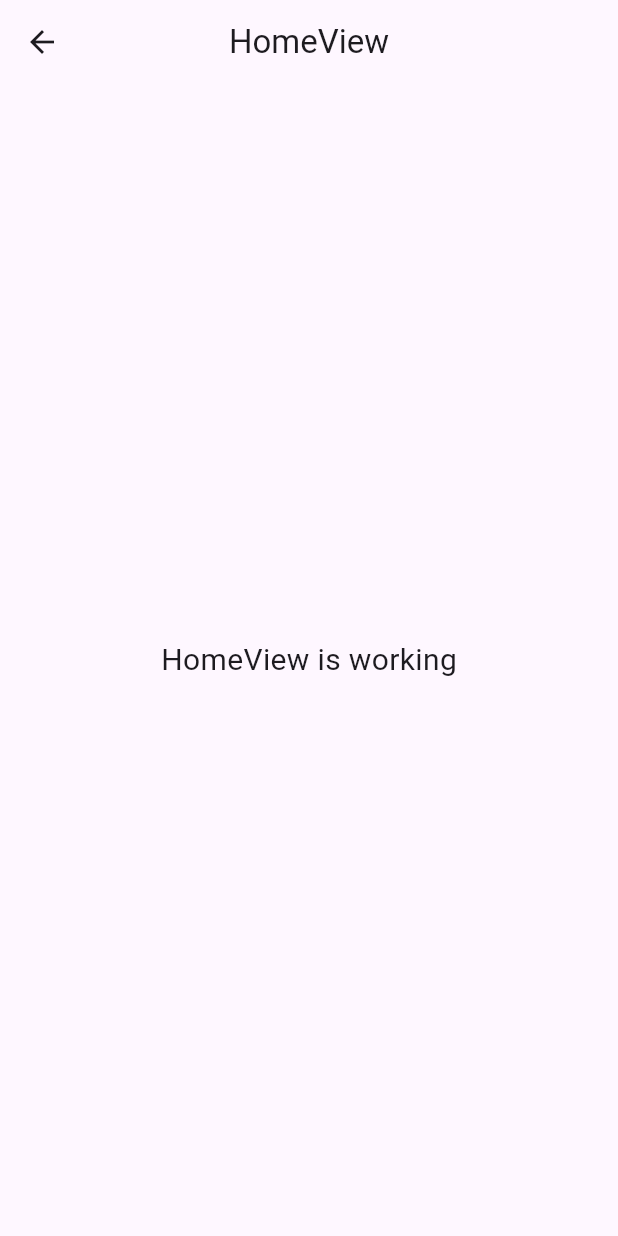
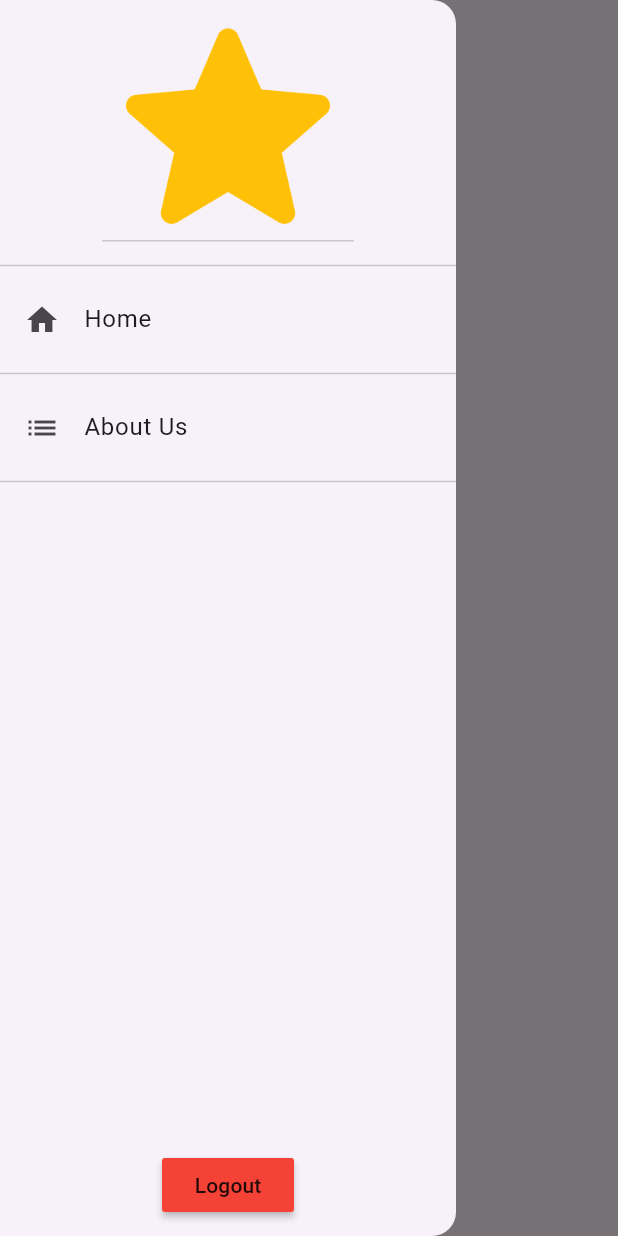
Before and after one commit to Pheung-Phya/getx_supabase, a Flutter app: the HomeView screen opened by its route, with the side drawer open (before the commit the screen has no drawer), on a phone screen of 412 x 824 dp. Run offline on Flutter 3.47's test engine with Material 3 defaults, Android fonts, the light colour scheme and no system bars; our stand-ins replace get, supabase_flutter; missing offline and left inert: dart:ffi; accounts and stored records are empty; network calls fail.

Commit message:
splash new

```diff
--- a/lib/app/modules/home/views/home_view.dart
+++ b/lib/app/modules/home/views/home_view.dart
@@ -1,6 +1,7 @@
 import 'package:flutter/material.dart';
 
 import 'package:get/get.dart';
+import 'package:getx_supabase/app/modules/widgets/drawer_field.dart';
 
 import '../controllers/home_controller.dart';
 
@@ -9,6 +10,7 @@ class HomeView extends GetView<HomeController> {
   @override
   Widget build(BuildContext context) {
     return Scaffold(
+      drawer: DrawerField(),
       appBar: AppBar(
         title: const Text('HomeView'),
         centerTitle: true,
--- /dev/null
+++ b/lib/app/modules/widgets/drawer_field.dart
@@ -0,0 +1,40 @@
+import 'package:flutter/material.dart';
+import 'package:getx_supabase/app/data/provider/supabase_provider.dart';
+import 'package:supabase_flutter/supabase_flutter.dart';
+
+class DrawerField extends StatelessWidget {
+  const DrawerField({super.key});
+
+  @override
+  Widget build(BuildContext context) {
+    return Drawer(
+      child: Column(
+        children: [
+          DrawerHeader(child: Image.asset('assets/images/logostar.png')),
+          const Divider(),
+          ListTile(
+            leading: Icon(Icons.home),
+            title: Text('Home'),
+            onTap: () => {},
+          ),
+          const Divider(),
+          ListTile(
+            leading: Icon(Icons.list),
+            title: Text('About Us'),
+            onTap: () => {},
+          ),
+          const Divider(),
+          Spacer(),
+          MaterialButton(
+            color: Colors.red,
+            onPressed: () {
+              SupabaseProvider.instance.signOut();
+            },
+            child: Text('Logout'),
+          ),
+          const SizedBox(height: 10.0),
+        ],
+      ),
+    );
+  }
+}
```
Also changed, not shown: lib/app/data/provider/supabase_provider.dart (+12 -0 lines).
